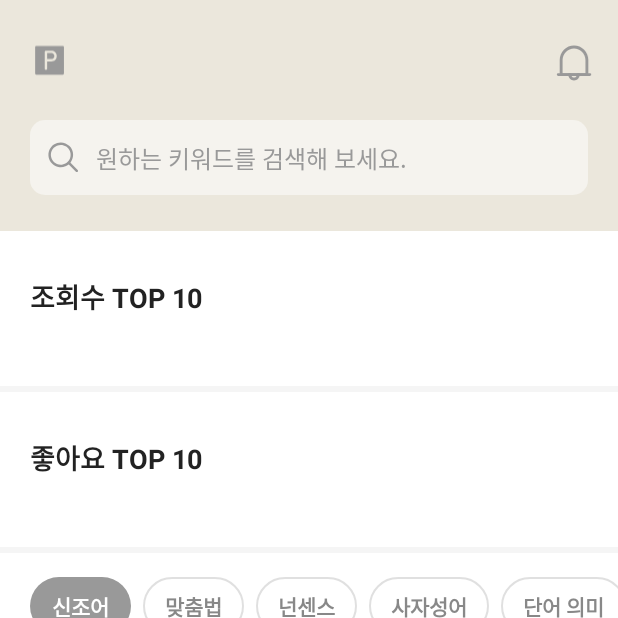
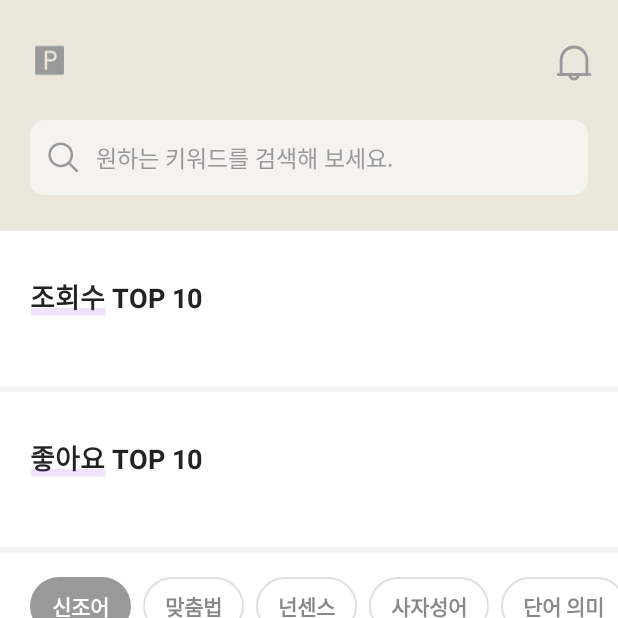
Before and after one commit to Money-Language/android, an Android app: the SearchFragment screen opened through its navigation route, on a phone screen of 412 x 824 dp, the top half of it. Run offline under Robolectric (Android 15) with nearby library versions, the phone set to English and light mode, and no system bars; our stand-ins replace data binding, navigation-ui; libraries missing offline, so code that uses them is left out: com.kakao.sdk, com.navercorp.nid; pictures from the network do not load; 1 statement that could not run was skipped.

Commit message:
[FEAT] Search

```diff
--- /dev/null
+++ b/app/src/main/java/com/cmccx/moge/data/remote/api/QueryView.kt
@@ -0,0 +1,30 @@
+package com.cmccx.moge.data.remote.api
+
+import com.cmccx.moge.data.remote.model.Board
+import com.cmccx.moge.data.remote.model.Keyword
+import com.cmccx.moge.data.remote.model.Search
+
+interface QueryView {
+    fun onGetSearchResultSuccess(result: ArrayList<Search>?)
+    fun onGetSearchResultFailure(code: Int, message: String)
+}
+
+interface TopView {
+    fun onGetTopViewResultSuccess(result: ArrayList<Search>)
+    fun onGetTopViewResultFailure(message: String)
+}
+
+interface TopLike {
+    fun onGetTopLikeResultSuccess(result: ArrayList<Search>)
+    fun onGetTopLikeResultFailure(message: String)
+}
+
+interface QuizOrderView {
+    fun onGetQuizOrderResultSuccess(result: ArrayList<Board>)
+    fun onGetQuizOrderResultFailure(message: String)
+}
+
+interface KeywordView {
+    fun onGetKeywordResultSuccess(result: ArrayList<Keyword>)
+    fun onGetKeywordResultFailure(message: String)
+}
--- a/app/src/main/java/com/cmccx/moge/data/remote/api/SearchView.kt
+++ /dev/null
@@ -1,24 +0,0 @@
-package com.cmccx.moge.data.remote.api
-
-import com.cmccx.moge.data.remote.model.Board
-import com.cmccx.moge.data.remote.model.TopTen
-
-interface SearchView {
-    fun onGetSearchResultSuccess()
-    fun onGetSearchResultFailure(message: String)
-}
-
-interface TopView {
-    fun onGetTopViewResultSuccess(result: ArrayList<TopTen>)
-    fun onGetTopViewResultFailure(message: String)
-}
-
-interface TopLike {
-    fun onGetTopLikeResultSuccess(result: ArrayList<TopTen>)
-    fun onGetTopLikeResultFailure(message: String)
-}
-
-interface QuizOrderView {
-    fun onGetQuizOrderResultSuccess(result: ArrayList<Board>)
-    fun onGetQuizOrderResultFailure(message: String)
-}
--- a/app/src/main/java/com/cmccx/moge/data/remote/model/TopTenResponse.kt
+++ b/app/src/main/java/com/cmccx/moge/data/remote/model/TopTenResponse.kt
@@ -4,5 +4,5 @@ import com.cmccx.moge.base.BaseResponse
 import com.google.gson.annotations.SerializedName
 
 data class TopTenResponse(
-    @SerializedName("result") val result: ArrayList<TopTen>
+    @SerializedName("result") val result: ArrayList<Search>
 ) : BaseResponse()
--- a/app/src/main/java/com/cmccx/moge/presentation/view/search/LikeTopTenAdapter.kt
+++ b/app/src/main/java/com/cmccx/moge/presentation/view/search/LikeTopTenAdapter.kt
@@ -7,16 +7,16 @@ import android.view.ViewGroup
 import androidx.recyclerview.widget.RecyclerView
 import com.bumptech.glide.Glide
 import com.cmccx.moge.R
-import com.cmccx.moge.data.remote.model.TopTen
+import com.cmccx.moge.data.remote.model.Search
 import com.cmccx.moge.databinding.ItemFavToptenBinding
 
 class LikeTopTenAdapter(private val context: Context) : RecyclerView.Adapter<LikeTopTenAdapter.ViewHolder>() {
 
-    private val likeTopTenList = ArrayList<TopTen>()
+    private val likeTopTenList = ArrayList<Search>()
 
     // 클릭 인터페이스
     interface LikeTopTenClickListener {
-        fun onItemClick(topTen: TopTen)
+        fun onItemClick(topTen: Search)
     }
 
     private lateinit var likeTopTenClickListener: LikeTopTenClickListener
@@ -40,7 +40,7 @@ class LikeTopTenAdapter(private val context: Context) : RecyclerView.Adapter<Lik
         return likeTopTenList.size
     }
 
-    fun addLikeTopTen(topTen: ArrayList<TopTen>) {
+    fun addLikeTopTen(topTen: ArrayList<Search>) {
         this.likeTopTenList.clear()
         this.likeTopTenList.addAll(topTen)
         notifyItemChanged(likeTopTenList.size)
@@ -48,7 +48,7 @@ class LikeTopTenAdapter(private val context: Context) : RecyclerView.Adapter<Lik
 
     inner class ViewHolder(val binding: ItemFavToptenBinding) : RecyclerView.ViewHolder(binding.root) {
         @SuppressLint("SetTextI18n")
-        fun bind(topTen : TopTen) {
+        fun bind(topTen : Search) {
             binding.itemFavTopTitleTv.text = topTen.title
             binding.itemFavTopInfoViewsCountTv.text = topTen.viewCount.toString()
             binding.itemFavTopInfoFavCountTv.text = topTen.likeCount.toString()
--- a/app/src/main/java/com/cmccx/moge/presentation/view/search/SearchFragment.kt
+++ b/app/src/main/java/com/cmccx/moge/presentation/view/search/SearchFragment.kt
@@ -15,10 +15,9 @@ import com.cmccx.moge.base.getJwt
 import com.cmccx.moge.base.getUserIdx
 import com.cmccx.moge.data.remote.api.*
 import com.cmccx.moge.data.remote.model.Board
-import com.cmccx.moge.data.remote.model.TopTen
+import com.cmccx.moge.data.remote.model.Search
 import com.cmccx.moge.databinding.FragmentSearchBinding
 import com.cmccx.moge.presentation.viewmodel.PointViewModel
-import kotlin.properties.Delegates
 
 class SearchFragment : BaseFragment<FragmentSearchBinding>(FragmentSearchBinding::bind, R.layout.fragment_search), TopView, TopLike, QuizOrderView {
     private lateinit var viewTopTenAdapter: ViewTopTenAdapter
@@ -86,7 +85,7 @@ class SearchFragment : BaseFragment<FragmentSearchBinding>(FragmentSearchBinding
         clickTopLike()
     }
 
-    override fun onGetTopViewResultSuccess(result: ArrayList<TopTen>) {
+    override fun onGetTopViewResultSuccess(result: ArrayList<Search>) {
         viewTopTenAdapter.addViewTopTen(result)
     }
 
@@ -96,13 +95,13 @@ class SearchFragment : BaseFragment<FragmentSearchBinding>(FragmentSearchBinding
 
     private fun clickTopView() {
         viewTopTenAdapter.setViewTopTenClickListener(object: ViewTopTenAdapter.ViewTopTenClickListener{
-            override fun onItemClick(topTen: TopTen) {
+            override fun onItemClick(topTen: Search) {
                 // TODO 퀴즈 상세보기로 넘어가기
             }
         })
     }
 
-    override fun onGetTopLikeResultSuccess(result: ArrayList<TopTen>) {
+    override fun onGetTopLikeResultSuccess(result: ArrayList<Search>) {
         likeTopTenAdapter.addLikeTopTen(result)
     }
 
@@ -112,7 +111,7 @@ class SearchFragment : BaseFragment<FragmentSearchBinding>(FragmentSearchBinding
 
     private fun clickTopLike() {
         likeTopTenAdapter.setLikeTopTenClickListener(object: LikeTopTenAdapter.LikeTopTenClickListener{
-            override fun onItemClick(topTen: TopTen) {
+            override fun onItemClick(topTen: Search) {
                 // TODO 퀴즈 상세보기로 넘어가기
             }
         })
--- a/app/src/main/java/com/cmccx/moge/presentation/view/search/ViewTopTenAdapter.kt
+++ b/app/src/main/java/com/cmccx/moge/presentation/view/search/ViewTopTenAdapter.kt
@@ -7,16 +7,16 @@ import android.view.ViewGroup
 import androidx.recyclerview.widget.RecyclerView
 import com.bumptech.glide.Glide
 import com.cmccx.moge.R
-import com.cmccx.moge.data.remote.model.TopTen
+import com.cmccx.moge.data.remote.model.Search
 import com.cmccx.moge.databinding.ItemViewToptenBinding
 
 class ViewTopTenAdapter(private val context: Context) : RecyclerView.Adapter<ViewTopTenAdapter.ViewHolder>() {
 
-    private val viewTopTenList = ArrayList<TopTen>()
+    private val viewTopTenList = ArrayList<Search>()
 
     // 클릭 인터페이스
     interface ViewTopTenClickListener {
-        fun onItemClick(topTen: TopTen)
+        fun onItemClick(topTen: Search)
     }
 
     private lateinit var viewTopTenClickListener: ViewTopTenClickListener
@@ -40,7 +40,7 @@ class ViewTopTenAdapter(private val context: Context) : RecyclerView.Adapter<Vie
         return viewTopTenList.size
     }
 
-    fun addViewTopTen(topTen: ArrayList<TopTen>) {
+    fun addViewTopTen(topTen: ArrayList<Search>) {
         this.viewTopTenList.clear()
         this.viewTopTenList.addAll(topTen)
         notifyItemChanged(viewTopTenList.size)
@@ -48,7 +48,7 @@ class ViewTopTenAdapter(private val context: Context) : RecyclerView.Adapter<Vie
 
     inner class ViewHolder(val binding: ItemViewToptenBinding) : RecyclerView.ViewHolder(binding.root) {
         @SuppressLint("SetTextI18n")
-        fun bind(topTen : TopTen) {
+        fun bind(topTen : Search) {
             binding.itemViewTopTitleTv.text = topTen.title
             binding.itemViewTopInfoViewsCountTv.text = topTen.viewCount.toString()
             binding.itemViewTopInfoFavCountTv.text = topTen.likeCount.toString()
--- a/app/src/main/res/layout/fragment_search.xml
+++ b/app/src/main/res/layout/fragment_search.xml
@@ -50,7 +50,7 @@
                         app:layout_constraintTop_toTopOf="parent" />
 
                     <TextView
-                        android:id="@+id/home_header_point_tv"
+                        android:id="@+id/search_header_point_tv"
                         android:layout_width="wrap_content"
                         android:layout_height="wrap_content"
                         android:layout_marginStart="4dp"
@@ -109,7 +109,7 @@
                             android:layout_marginStart="10dp"
                             android:text="@string/search_hint"
                             android:textColor="@color/gray"
-                            android:textSize="16dp"
+                            android:textSize="15dp"
                             app:layout_constraintStart_toEndOf="@id/search_view_iv"
                             app:layout_constraintTop_toTopOf="parent"
                             app:layout_constraintBottom_toBottomOf="parent" />
@@ -144,6 +144,14 @@
                             android:textColor="@color/black"
                             app:layout_constraintTop_toTopOf="parent"
                             app:layout_constraintStart_toStartOf="parent"/>
+
+                        <ImageView
+                            android:id="@+id/search_view_topten_line_iv"
+                            android:layout_width="wrap_content"
+                            android:layout_height="wrap_content"
+                            android:src="@drawable/icon_search_text_underline"
+                            app:layout_constraintStart_toStartOf="@id/search_view_topten_tv"
+                            app:layout_constraintBottom_toBottomOf="@id/search_view_topten_tv" />
 
                         <androidx.recyclerview.widget.RecyclerView
                             android:id="@+id/search_view_topten_rv"
@@ -186,6 +194,14 @@
                             app:layout_constraintTop_toTopOf="parent"
                             app:layout_constraintStart_toStartOf="parent"/>
 
+                        <ImageView
+                            android:id="@+id/search_like_topten_line_iv"
+                            android:layout_width="wrap_content"
+                            android:layout_height="wrap_content"
+                            android:src="@drawable/icon_search_text_underline"
+                            app:layout_constraintStart_toStartOf="@id/search_like_topten_tv"
+                            app:layout_constraintBottom_toBottomOf="@id/search_like_topten_tv" />
+
                         <androidx.recyclerview.widget.RecyclerView
                             android:id="@+id/search_like_topten_rv"
                             android:layout_width="match_parent"
@@ -194,8 +210,8 @@
                             android:paddingHorizontal="10dp"
                             app:layout_constraintStart_toStartOf="parent"
                             app:layout_constraintTop_toBottomOf="@id/search_like_topten_tv"
-                            tools:listitem="@layout/item_view_topten"
-                            tools:itemCount="1"/>
+                            tools:itemCount="1"
+                            tools:listitem="@layout/item_view_topten" />
 
                     </androidx.constraintlayout.widget.ConstraintLayout>
 
--- a/app/src/main/res/layout/item_search_keyword.xml
+++ b/app/src/main/res/layout/item_search_keyword.xml
@@ -8,7 +8,7 @@
     android:padding="5dp">
 
     <TextView
-        android:id="@+id/item_myquiz_cate_header_title_tv"
+        android:id="@+id/item_search_keyword_tv"
         android:layout_width="wrap_content"
         android:layout_height="wrap_content"
         android:background="@drawable/bg_search_keyword"
```
Also changed, not shown: app/src/main/java/com/cmccx/moge/data/remote/api/SearchRetrofitInterface.kt (+12 -4 lines), app/src/main/java/com/cmccx/moge/data/remote/api/SearchService.kt (+29 -8 lines), app/src/main/java/com/cmccx/moge/data/remote/model/Search.kt (+14 -7 lines), app/src/main/java/com/cmccx/moge/data/remote/model/SearchResponse.kt (added, +12 -0 lines), app/src/main/java/com/cmccx/moge/presentation/view/search/result/SearchKeywordAdapter.kt (added, +54 -0 lines), app/src/main/java/com/cmccx/moge/presentation/view/search/result/SearchResultAdapter.kt (added, +71 -0 lines), app/src/main/java/com/cmccx/moge/presentation/view/search/result/SearchResultFragment.kt (+107 -1 lines), app/src/main/res/layout/fragment_search_result.xml (+27 -20 lines).
